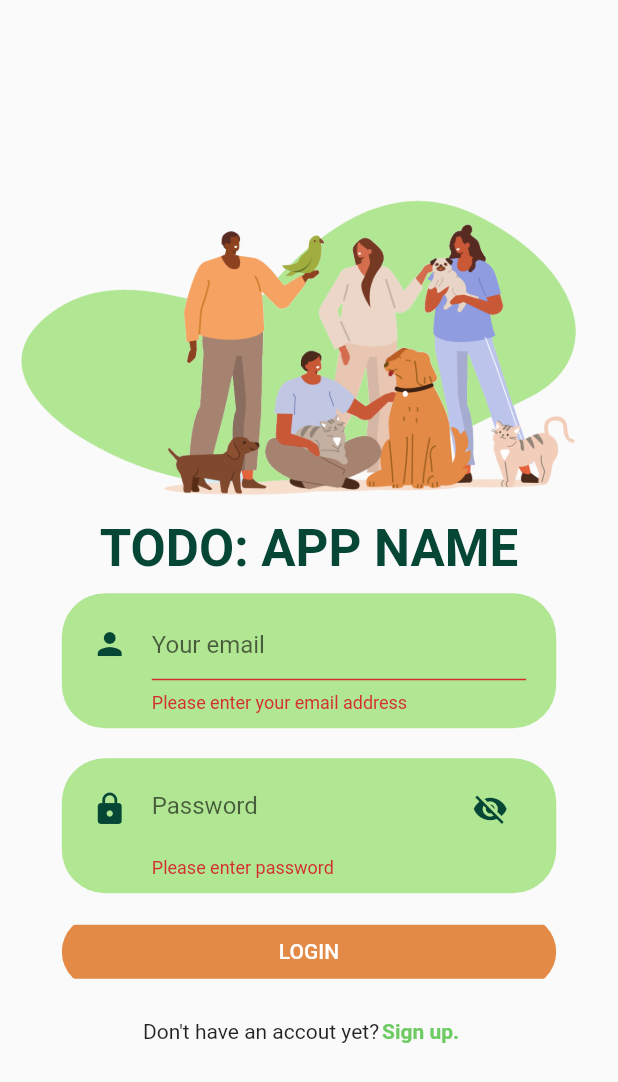
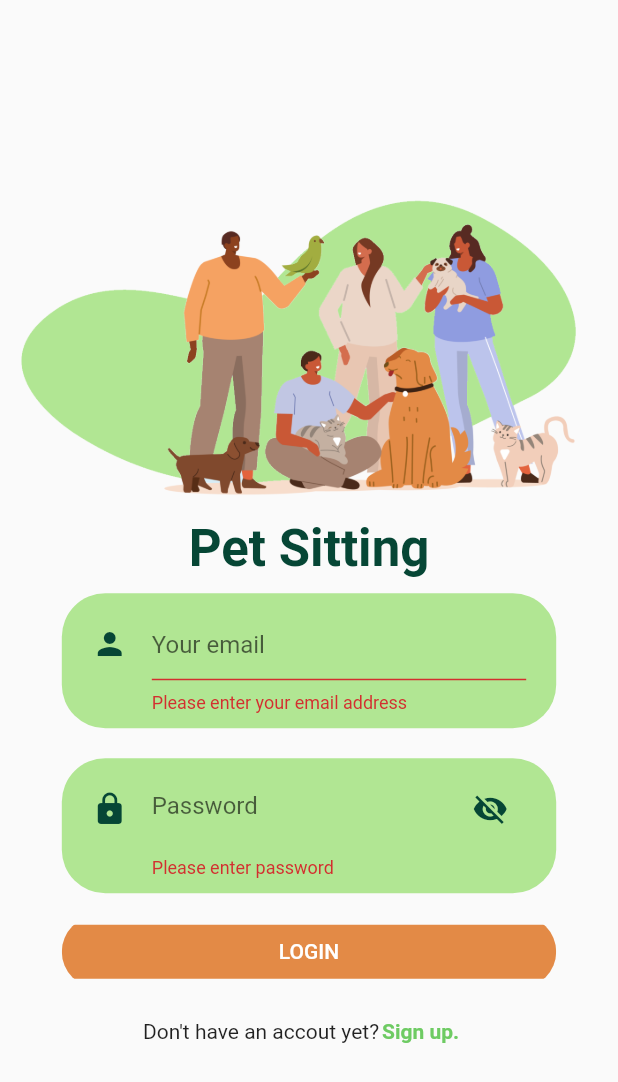
Before and after one commit to Mateorid/Flutter-project, a Flutter app: the screen it shows after launch, after a tap on "LOGIN", on a phone screen of 412 x 824 dp. Shown: the top 1082 px of the screen. Run offline on Flutter 3.47's test engine with Material 2 defaults, Android fonts, the phone set to English and light mode, and no system bars; our stand-ins replace cloud_firestore, email_validator, file_picker, firebase_auth, firebase_core, firebase_storage and 5 more; accounts and stored records are empty.

Commit message:
login_page.dart fixes and enhancements

```diff
--- a/lib/pages/login_page.dart
+++ b/lib/pages/login_page.dart
@@ -39,7 +39,7 @@ class LoginPageState extends State<LoginPage> {
         mainAxisAlignment: MainAxisAlignment.center,
         children: [
           Image.asset("assets/images/petSittingLighter.png"),
-          Text("TODO: APP NAME",
+          Text("Pet Sitting",
               style: Theme.of(context)
                   .textTheme
                   .headlineMedium
@@ -53,24 +53,18 @@ class LoginPageState extends State<LoginPage> {
             controller: _passwordController,
           ),
           const SizedBox(height: 5),
-          //TODO: conditionally render the button/circular instead of creating circular https://stackoverflow.com/a/53497047/12432947
-          RoundButton(
-            color: ORANGE_COLOR,
-            text: "LOGIN",
-            onPressed: _onLoginPressed,
-          ),
-          _buildProgressIndicator(),
+          _buildLoginButton(),
           const SizedBox(height: 5),
           Row(
             mainAxisAlignment: MainAxisAlignment.center,
             children: [
-              Text("Don't have an accout yet?"),
+              const Text("Don't have an accout yet?"),
               TextButton(
                 onPressed: () {
                   context.pushNamed("register");
                 },
                 style: TextButton.styleFrom(
-                    padding: EdgeInsets.all(2),
+                    padding: const EdgeInsets.all(2),
                     alignment: Alignment.centerLeft),
                 child: const Text('Sign up.',
                     style: TextStyle(
@@ -87,20 +81,26 @@ class LoginPageState extends State<LoginPage> {
     if (!_formKey.currentState!.validate()) {
       return;
     }
-    // if (_formKey.currentState!.validate()) {
+
     setState(() {
       _loading = true;
     });
+
     final AuthService authService = get<AuthService>();
     try {
       await authService.signInWithEmailAndPassword(
         email: _emailController.text,
         password: _passwordController.text,
       );
-      context.go('/');
-    } on FirebaseAuthException catch (e) {
+      if (context.mounted) {
+        context.go('/');
+      }
+    } on FirebaseAuthException {
       GlobalSnackBar.showAlertError(
-          context: context, bigText: "Error", smallText: "Account not found.");
+        context: context,
+        bigText: "Error",
+        smallText: "Account not found.",
+      );
     } catch (e) {
       GlobalSnackBar.showAlertError(
           context: context,
@@ -110,11 +110,16 @@ class LoginPageState extends State<LoginPage> {
       setState(() {
         _loading = false;
       });
-      // }
     }
   }
 
-  Widget _buildProgressIndicator() {
-    return _loading ? CircularProgressIndicator() : Container();
+  Widget _buildLoginButton() {
+    return _loading
+        ? const CircularProgressIndicator()
+        : RoundButton(
+            color: ORANGE_COLOR,
+            text: "LOGIN",
+            onPressed: _onLoginPressed,
+          );
   }
 }
```
